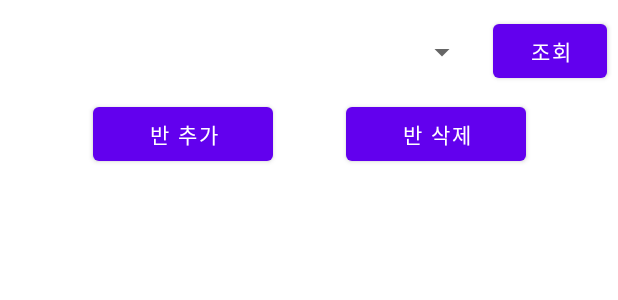
After one commit to Jangjoonmo/mp-android-project-2022, an Android app: the layout activity_teacher_class_management.xml on its own in the app's theme, with its tools: preview values and no code run, on a phone screen of 412 x 824 dp. The commit adds this screen. Shown: the top 300 px of the screen. Run offline under Robolectric (Android 15) with nearby library versions, the phone set to English and light mode, and no system bars.

Commit message:
Add Teacher Class Management Layout

```diff
--- a/app/src/main/AndroidManifest.xml
+++ b/app/src/main/AndroidManifest.xml
@@ -12,6 +12,9 @@
         android:supportsRtl="true"
         android:theme="@style/Theme.ParentsLetterProject"
         tools:targetApi="31">
+        <activity
+            android:name=".TeacherClassManagementActivity"
+            android:exported="false" />
         <activity
             android:name=".ParentsAttendanceActivity"
             android:exported="false" />
--- a/app/src/main/java/com/example/parentsletterproject/activity/TeacherStudentManagementActivity.java
+++ b/app/src/main/java/com/example/parentsletterproject/activity/TeacherManagementListActivity.java
@@ -6,11 +6,11 @@ import android.os.Bundle;
 
 import com.example.parentsletterproject.R;
 
-public class TeacherStudentManagementActivity extends AppCompatActivity {
+public class TeacherManagementListActivity extends AppCompatActivity {
 
     @Override
     protected void onCreate(Bundle savedInstanceState) {
         super.onCreate(savedInstanceState);
-        setContentView(R.layout.activity_teacher_student_management);
+        setContentView(R.layout.activity_teacher_management_list);
     }
 }
--- /dev/null
+++ b/app/src/main/res/layout/activity_teacher_class_management.xml
@@ -0,0 +1,86 @@
+<?xml version="1.0" encoding="utf-8"?>
+<androidx.constraintlayout.widget.ConstraintLayout xmlns:android="http://schemas.android.com/apk/res/android"
+    xmlns:app="http://schemas.android.com/apk/res-auto"
+    xmlns:tools="http://schemas.android.com/tools"
+    android:layout_width="match_parent"
+    android:layout_height="match_parent"
+    tools:context=".activity.TeacherClassManagementActivity">
+
+    <androidx.constraintlayout.widget.ConstraintLayout
+        android:id="@+id/SearchClassLayout"
+        android:layout_width="411dp"
+        android:layout_height="61dp"
+        android:layout_marginTop="4dp"
+        app:layout_constraintEnd_toEndOf="parent"
+        app:layout_constraintHorizontal_bias="0.0"
+        app:layout_constraintStart_toStartOf="parent"
+        app:layout_constraintTop_toTopOf="parent">
+
+        <Spinner
+            android:id="@+id/SearchClassSpinner"
+            android:layout_width="313dp"
+            android:layout_height="44dp"
+            android:layout_marginStart="5dp"
+            app:layout_constraintBottom_toBottomOf="parent"
+            app:layout_constraintStart_toStartOf="parent"
+            app:layout_constraintTop_toTopOf="parent" />
+
+        <Button
+            android:id="@+id/SearchClassButton"
+            android:layout_width="76dp"
+            android:layout_height="48dp"
+            android:text="조회"
+            app:layout_constraintBottom_toBottomOf="parent"
+            app:layout_constraintEnd_toEndOf="parent"
+            app:layout_constraintHorizontal_bias="0.588"
+            app:layout_constraintStart_toEndOf="@+id/SearchClassSpinner"
+            app:layout_constraintTop_toTopOf="parent"
+            app:layout_constraintVertical_bias="0.461" />
+    </androidx.constraintlayout.widget.ConstraintLayout>
+
+    <androidx.constraintlayout.widget.ConstraintLayout
+        android:id="@+id/AddDelClassLayout"
+        android:layout_width="402dp"
+        android:layout_height="46dp"
+        app:layout_constraintBottom_toTopOf="@+id/ClassListLayout"
+        app:layout_constraintEnd_toEndOf="parent"
+        app:layout_constraintHorizontal_bias="0.444"
+        app:layout_constraintStart_toStartOf="parent"
+        app:layout_constraintTop_toBottomOf="@+id/SearchClassLayout"
+        app:layout_constraintVertical_bias="0.0">
+
+        <Button
+            android:id="@+id/AddClassButton"
+            android:layout_width="120dp"
+            android:layout_height="48dp"
+            android:text="반 추가"
+            app:layout_constraintBottom_toBottomOf="parent"
+            app:layout_constraintEnd_toStartOf="@+id/DelClassButton"
+            app:layout_constraintHorizontal_bias="0.543"
+            app:layout_constraintStart_toStartOf="parent"
+            app:layout_constraintTop_toTopOf="parent"
+            app:layout_constraintVertical_bias="0.476" />
+
+        <Button
+            android:id="@+id/DelClassButton"
+            android:layout_width="120dp"
+            android:layout_height="48dp"
+            android:layout_marginEnd="56dp"
+            android:text="반 삭제"
+            app:layout_constraintBottom_toBottomOf="parent"
+            app:layout_constraintEnd_toEndOf="parent"
+            app:layout_constraintTop_toTopOf="parent"
+            app:layout_constraintVertical_bias="0.0" />
+    </androidx.constraintlayout.widget.ConstraintLayout>
+
+    <androidx.recyclerview.widget.RecyclerView
+        android:id="@+id/ClassListLayout"
+        android:layout_width="399dp"
+        android:layout_height="593dp"
+        android:layout_marginBottom="20dp"
+        app:layout_constraintBottom_toBottomOf="parent"
+        app:layout_constraintEnd_toEndOf="parent"
+        app:layout_constraintHorizontal_bias="0.428"
+        app:layout_constraintStart_toStartOf="parent" />
+
+</androidx.constraintlayout.widget.ConstraintLayout>
```
Also changed, not shown: app/src/main/java/com/example/parentsletterproject/activity/TeacherClassManagementActivity.java (added, +16 -0 lines), app/src/main/res/layout/activity_teacher_management_list.xml (added, +30 -0 lines), app/src/main/res/layout/activity_teacher_student_management.xml (deleted, +0 -9 lines).
